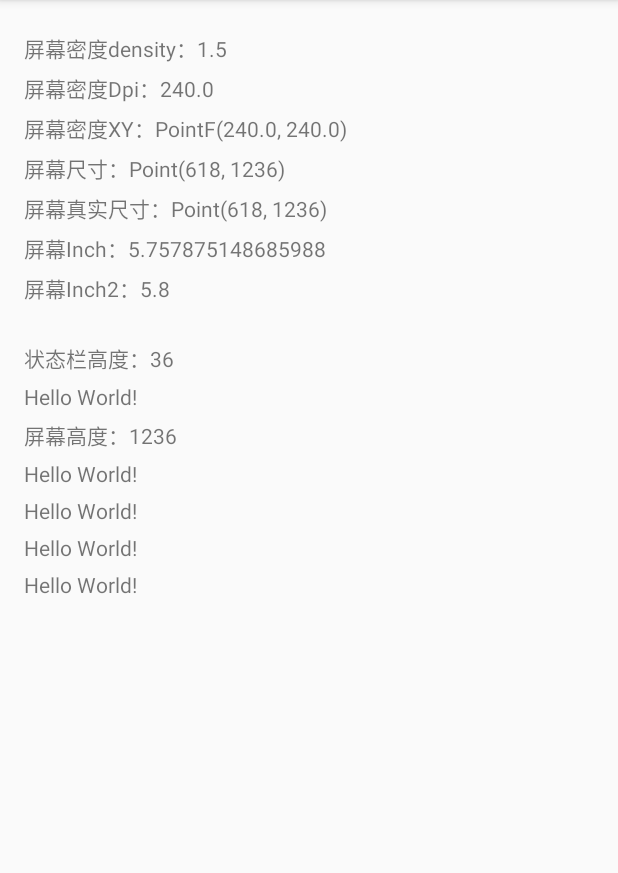
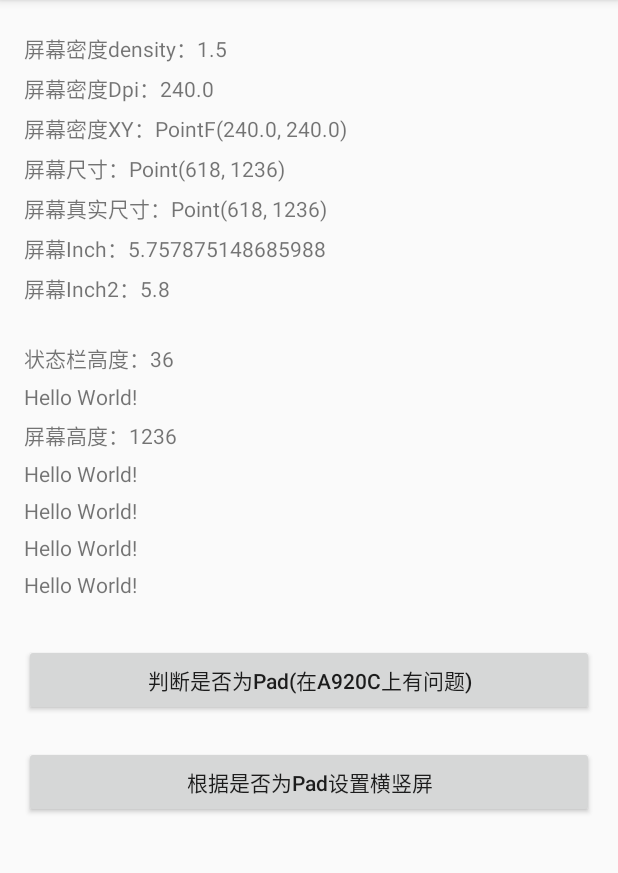
Before and after one commit to tianyalu/ScreenMetric, an Android app: the screen it shows after launch (MainActivity), on a phone screen of 412 x 824 dp, the part 84-957 px from its top. Run offline under Robolectric (Android 15) with nearby library versions, the phone set to English and light mode, and no system bars.

Commit message:
添加了判断是否为pad的代码

```diff
--- a/app/src/main/java/com/sty/screen/metric/MainActivity.java
+++ b/app/src/main/java/com/sty/screen/metric/MainActivity.java
@@ -7,10 +7,13 @@ import android.support.annotation.RequiresApi;
 import android.support.v7.app.AppCompatActivity;
 import android.os.Bundle;
 import android.util.Log;
+import android.view.View;
 import android.view.Window;
+import android.widget.Button;
 import android.widget.TextView;
+import android.widget.Toast;
 
-public class MainActivity extends AppCompatActivity {
+public class MainActivity extends AppCompatActivity implements View.OnClickListener{
 
     private TextView tvDensity;
     private TextView tvDensityXY;
@@ -28,6 +31,9 @@ public class MainActivity extends AppCompatActivity {
     private TextView tvDrawableAreaHeight;
     private TextView tvDrawableAreaTop;
 
+    private Button btnJudgeIsPad;
+    private Button btnForceSetOrientation;
+
     private Handler handler;
 
     @RequiresApi(api = Build.VERSION_CODES.JELLY_BEAN_MR1)
@@ -38,6 +44,7 @@ public class MainActivity extends AppCompatActivity {
 
         handler = new Handler();
         initViews();
+        setListeners();
     }
 
     @RequiresApi(api = Build.VERSION_CODES.JELLY_BEAN_MR1)
@@ -58,6 +65,8 @@ public class MainActivity extends AppCompatActivity {
         tvDrawableAreaHeight = (TextView) findViewById(R.id.tv_drawable_area_height);
         tvDrawableAreaTop = (TextView) findViewById(R.id.tv_drawable_area_top);
 
+        btnJudgeIsPad = (Button) findViewById(R.id.btn_judge_ispad);
+        btnForceSetOrientation = (Button) findViewById(R.id.btn_set_orientation);
 
         tvDensity.setText("屏幕密度density：" + ScreenMetricUtils.getDensity(this));
         tvDensityDpi.setText("屏幕密度Dpi：" + ScreenMetricUtils.getDensityDpi(this));
@@ -72,6 +81,10 @@ public class MainActivity extends AppCompatActivity {
 
     }
 
+    private void setListeners(){
+        btnJudgeIsPad.setOnClickListener(this);
+        btnForceSetOrientation.setOnClickListener(this);
+    }
     @Override
     public void onWindowFocusChanged(boolean hasFocus) {
         super.onWindowFocusChanged(hasFocus);
@@ -117,4 +130,17 @@ public class MainActivity extends AppCompatActivity {
                 " titleBarHeight=" + titleBarHeight);
     }
 
+    @Override
+    public void onClick(View v) {
+        switch (v.getId()){
+            case R.id.btn_judge_ispad:
+                Toast.makeText(this, "is pad?: " +ScreenMetricUtils.isPad(MainActivity.this), Toast.LENGTH_SHORT).show();
+                break;
+            case R.id.btn_set_orientation:
+                ScreenMetricUtils.forceSetOrientation(this);
+                break;
+            default:
+                break;
+        }
+    }
 }
--- a/app/src/main/res/layout/activity_main.xml
+++ b/app/src/main/res/layout/activity_main.xml
@@ -10,6 +10,9 @@
     android:paddingTop="@dimen/activity_vertical_margin"
     tools:context="com.sty.screen.metric.MainActivity">
 
+    <ScrollView
+        android:layout_width="match_parent"
+        android:layout_height="match_parent">
         <LinearLayout
             android:layout_width="match_parent"
             android:layout_height="match_parent"
@@ -98,5 +101,23 @@
                 android:layout_height="wrap_content"
                 android:layout_marginTop="5dp"
                 android:text="Hello World!" />
+
+
+            <Button
+                android:id="@+id/btn_judge_ispad"
+                android:layout_width="match_parent"
+                android:layout_height="wrap_content"
+                android:layout_marginTop="30dp"
+                android:text="判断是否为Pad(在A920C上有问题)"
+                android:textAllCaps="false"/>
+
+            <Button
+                android:id="@+id/btn_set_orientation"
+                android:layout_width="match_parent"
+                android:layout_height="wrap_content"
+                android:layout_marginTop="20dp"
+                android:text="根据是否为Pad设置横竖屏"
+                android:textAllCaps="false"/>
         </LinearLayout>
+    </ScrollView>
 </RelativeLayout>
```
Also changed, not shown: app/src/main/java/com/sty/screen/metric/ScreenMetricUtils.java (+27 -2 lines), app/src/main/java/com/sty/screen/metric/TabletUtil.java (added, +80 -0 lines). Lines whose indentation alone changed are shown as unchanged.
